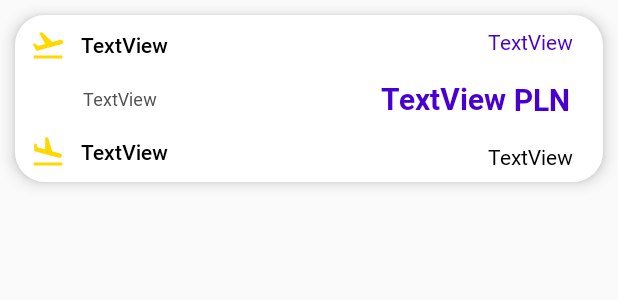
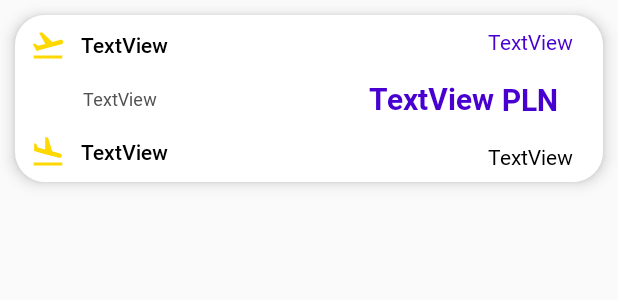
Before and after one commit to marcinsitkiewicz/Trip-planner-Android-app, an Android app: the layout flight_row.xml on its own in the app's theme, with its tools: preview values and no code run, on a phone screen of 412 x 824 dp. Shown: the top 300 px of the screen. Run offline under Robolectric (Android 15) with nearby library versions, the phone set to English and light mode, and no system bars.

Commit message:
correct flight price constraints

```diff
--- a/app/src/main/res/layout/flight_row.xml
+++ b/app/src/main/res/layout/flight_row.xml
@@ -74,8 +74,7 @@
             android:fontFamily="@font/robotobold"
             android:text="PLN"
             android:textColor="#4800D0"
-            app:layout_constraintStart_toEndOf="@+id/view3"
-            app:layout_constraintEnd_toEndOf="@+id/cena"
+            app:layout_constraintEnd_toEndOf="@+id/view3"
             app:layout_constraintTop_toBottomOf="@id/data_wylotu"
             android:textSize="20sp" app:layout_constraintHorizontal_bias="0.45"
             app:layout_constraintVertical_bias="0.541"
```
